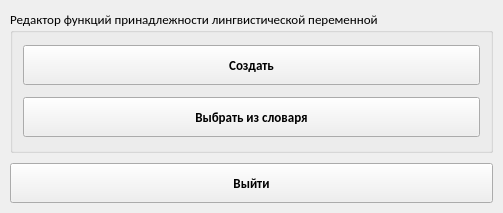
Old version of the form ui/menu_window.ui in the repository WeeIIer/knowledge_representation-lab_2.
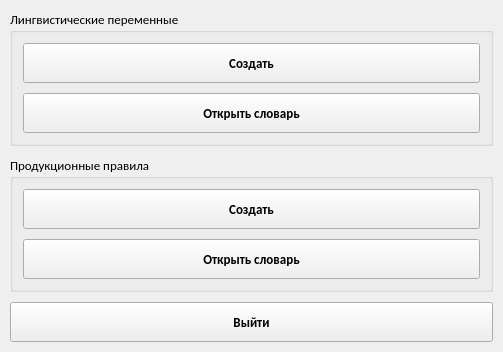
New version of the form.

```diff
--- a/ui/menu_window.ui
+++ b/ui/menu_window.ui
@@ -7,7 +7,7 @@
     <x>0</x>
     <y>0</y>
     <width>503</width>
-    <height>213</height>
+    <height>336</height>
    </rect>
   </property>
   <property name="sizePolicy">
@@ -73,7 +73,7 @@
         </size>
        </property>
        <property name="title">
-        <string>Редактор функций принадлежности лингвистической переменной</string>
+        <string>Лингвистические переменные</string>
        </property>
        <layout class="QVBoxLayout" name="verticalLayout">
         <property name="spacing">
@@ -137,7 +137,7 @@
            <cursorShape>PointingHandCursor</cursorShape>
           </property>
           <property name="text">
-           <string>Выбрать из словаря</string>
+           <string>Открыть словарь</string>
           </property>
           <property name="iconSize">
            <size>
@@ -152,6 +152,104 @@
      </item>
     </layout>
    </item>
+   <item>
+    <widget class="QGroupBox" name="groupBox_2">
+     <property name="sizePolicy">
+      <sizepolicy hsizetype="Preferred" vsizetype="Preferred">
+       <horstretch>0</horstretch>
+       <verstretch>0</verstretch>
+      </sizepolicy>
+     </property>
+     <property name="minimumSize">
+      <size>
+       <width>300</width>
+       <height>0</height>
+      </size>
+     </property>
+     <property name="maximumSize">
+      <size>
+       <width>16777215</width>
+       <height>16777215</height>
+      </size>
+     </property>
+     <property name="title">
+      <string>Продукционные правила</string>
+     </property>
+     <layout class="QVBoxLayout" name="verticalLayout_2">
+      <property name="spacing">
+       <number>10</number>
+      </property>
+      <property name="leftMargin">
+       <number>10</number>
+      </property>
+      <property name="topMargin">
+       <number>10</number>
+      </property>
+      <property name="rightMargin">
+       <number>10</number>
+      </property>
+      <property name="bottomMargin">
+       <number>10</number>
+      </property>
+      <item>
+       <widget class="QPushButton" name="button_add_pp">
+        <property name="minimumSize">
+         <size>
+          <width>100</width>
+          <height>40</height>
+         </size>
+        </property>
+        <property name="font">
+         <font>
+          <weight>75</weight>
+          <bold>true</bold>
+         </font>
+        </property>
+        <property name="cursor">
+         <cursorShape>PointingHandCursor</cursorShape>
+        </property>
+        <property name="text">
+         <string>Создать</string>
+        </property>
+        <property name="iconSize">
+         <size>
+          <width>24</width>
+          <height>24</height>
+         </size>
+        </property>
+       </widget>
+      </item>
+      <item>
+       <widget class="QPushButton" name="button_dict_pp">
+        <property name="minimumSize">
+         <size>
+          <width>100</width>
+          <height>40</height>
+         </size>
+        </property>
+        <property name="font">
+         <font>
+          <weight>75</weight>
+          <bold>true</bold>
+         </font>
+        </property>
+        <property name="cursor">
+         <cursorShape>PointingHandCursor</cursorShape>
+        </property>
+        <property name="text">
+         <string>Открыть словарь</string>
+        </property>
+        <property name="iconSize">
+         <size>
+          <width>24</width>
+          <height>24</height>
+         </size>
+        </property>
+       </widget>
+      </item>
+     </layout>
+    </widget>
+   </item>
    <item>
     <widget class="QPushButton" name="button_exit">
      <property name="minimumSize">
```
Left out of the diff: 2 changed lines with no effect on the pictures.
